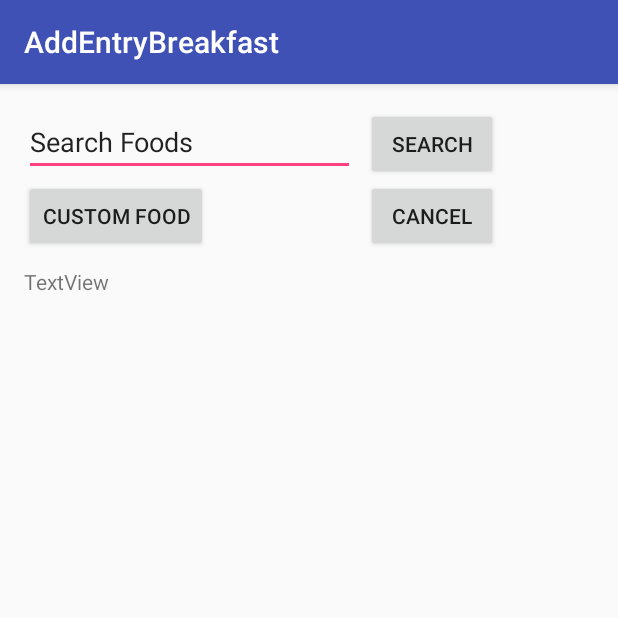
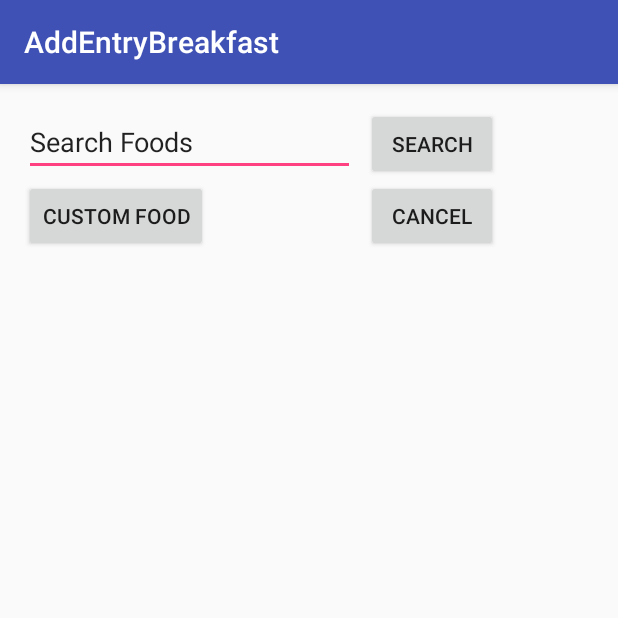
Before and after one commit to dsimo002/Calorie-Counter, an Android app: the AddEntryBreakfast screen opened directly, with no data from a screen before it, on a phone screen of 412 x 824 dp, the top half of it. Run offline under Robolectric (Android 15) with nearby library versions, the phone set to English and light mode, and no system bars; our stand-ins replace Firebase (no records; nobody signed in at launch, a user with empty details on screens opened directly); 3 statements that could not run were skipped.

Commit message:
Minor text adjustment

```diff
--- a/app/src/main/res/layout/content_add_entry_breakfast.xml
+++ b/app/src/main/res/layout/content_add_entry_breakfast.xml
@@ -27,7 +27,6 @@
         android:id="@+id/text" />
 
     <TextView
-        android:text="TextView"
         android:layout_width="wrap_content"
         android:layout_height="wrap_content"
         android:layout_below="@+id/search"
@@ -37,7 +36,9 @@
         android:layout_alignParentLeft="true"
         android:layout_alignParentStart="true"
         android:layout_alignParentRight="true"
-        android:layout_alignParentEnd="true" />
+        android:layout_alignParentEnd="true"
+        android:textAppearance="@android:style/TextAppearance.Material"
+        android:textSize="18sp" />
 
     <Button
         android:text="Search"
```
